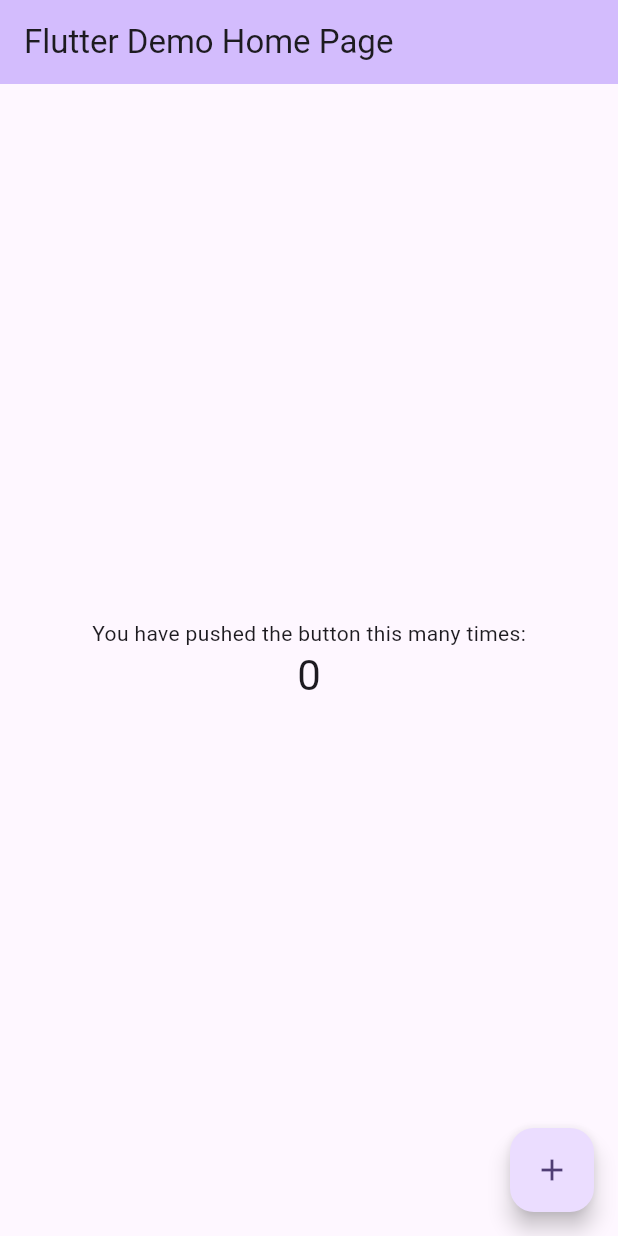
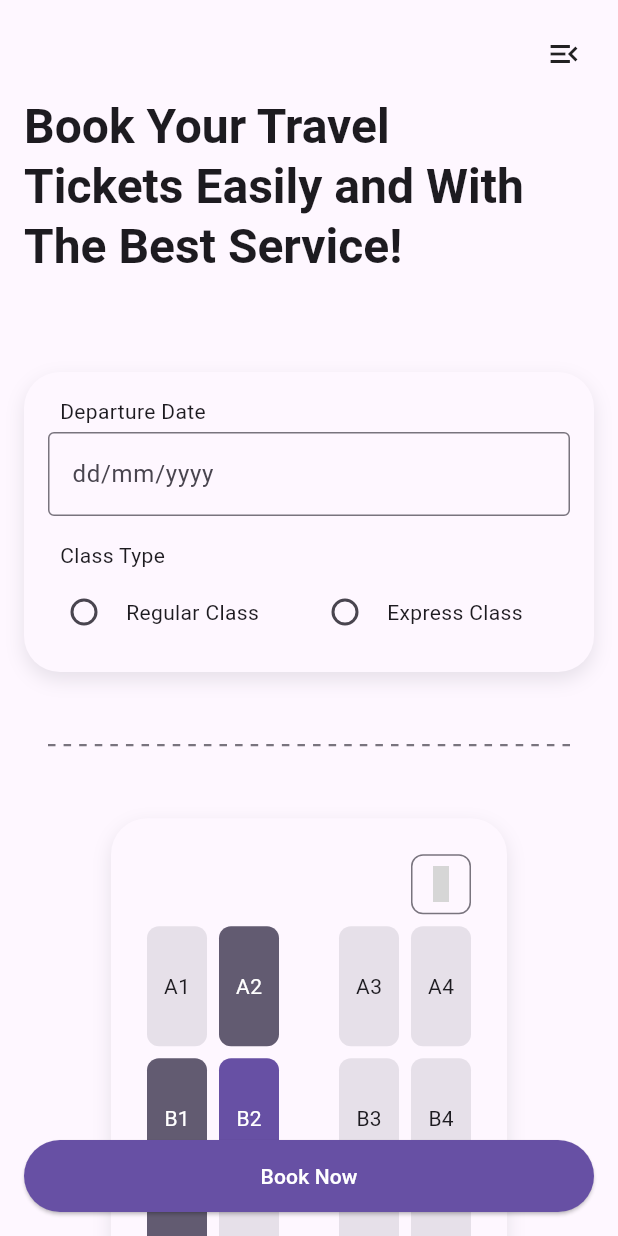
Before and after one commit to husainazkas/timedoor_test, a Flutter app: the screen it shows after launch, on a phone screen of 412 x 824 dp. Run offline on Flutter 3.47's test engine with Material 3 defaults, Android fonts, the phone set to English and light mode, and no system bars; our stand-ins replace go_router, material_symbols_icons; grey boxes are pictures that could not be loaded.

Commit message:
feat: finishing UI

```diff
--- a/lib/main.dart
+++ b/lib/main.dart
@@ -1,122 +1,14 @@
+import 'dart:async';
+
 import 'package:flutter/material.dart';
 
+import 'presentation/app.dart';
+
 void main() {
-  runApp(const MyApp());
+  // Better use [runZonedGuarded] if we collect crachlytics information
+  runZoned(() {
+    WidgetsFlutterBinding.ensureInitialized();
+
+    runApp(const App());
+  });
 }
-
-class MyApp extends StatelessWidget {
-  const MyApp({super.key});
-
-  // This widget is the root of your application.
-  @override
-  Widget build(BuildContext context) {
-    return MaterialApp(
-      title: 'Flutter Demo',
-      theme: ThemeData(
-        // This is the theme of your application.
-        //
-        // TRY THIS: Try running your application with "flutter run". You'll see
-        // the application has a purple toolbar. Then, without quitting the app,
-        // try changing the seedColor in the colorScheme below to Colors.green
-        // and then invoke "hot reload" (save your changes or press the "hot
-        // reload" button in a Flutter-supported IDE, or press "r" if you used
-        // the command line to start the app).
-        //
-        // Notice that the counter didn't reset back to zero; the application
-        // state is not lost during the reload. To reset the state, use hot
-        // restart instead.
-        //
-        // This works for code too, not just values: Most code changes can be
-        // tested with just a hot reload.
-        colorScheme: ColorScheme.fromSeed(seedColor: Colors.deepPurple),
-      ),
-      home: const MyHomePage(title: 'Flutter Demo Home Page'),
-    );
-  }
-}
-
-class MyHomePage extends StatefulWidget {
-  const MyHomePage({super.key, required this.title});
-
-  // This widget is the home page of your application. It is stateful, meaning
-  // that it has a State object (defined below) that contains fields that affect
-  // how it looks.
-
-  // This class is the configuration for the state. It holds the values (in this
-  // case the title) provided by the parent (in this case the App widget) and
-  // used by the build method of the State. Fields in a Widget subclass are
-  // always marked "final".
-
-  final String title;
-
-  @override
-  State<MyHomePage> createState() => _MyHomePageState();
-}
-
-class _MyHomePageState extends State<MyHomePage> {
-  int _counter = 0;
-
-  void _incrementCounter() {
-    setState(() {
-      // This call to setState tells the Flutter framework that something has
-      // changed in this State, which causes it to rerun the build method below
-      // so that the display can reflect the updated values. If we changed
-      // _counter without calling setState(), then the build method would not be
-      // called again, and so nothing would appear to happen.
-      _counter++;
-    });
-  }
-
-  @override
-  Widget build(BuildContext context) {
-    // This method is rerun every time setState is called, for instance as done
-    // by the _incrementCounter method above.
-    //
-    // The Flutter framework has been optimized to make rerunning build methods
-    // fast, so that you can just rebuild anything that needs updating rather
-    // than having to individually change instances of widgets.
-    return Scaffold(
-      appBar: AppBar(
-        // TRY THIS: Try changing the color here to a specific color (to
-        // Colors.amber, perhaps?) and trigger a hot reload to see the AppBar
-        // change color while the other colors stay the same.
-        backgroundColor: Theme.of(context).colorScheme.inversePrimary,
-        // Here we take the value from the MyHomePage object that was created by
-        // the App.build method, and use it to set our appbar title.
-        title: Text(widget.title),
-      ),
-      body: Center(
-        // Center is a layout widget. It takes a single child and positions it
-        // in the middle of the parent.
-        child: Column(
-          // Column is also a layout widget. It takes a list of children and
-          // arranges them vertically. By default, it sizes itself to fit its
-          // children horizontally, and tries to be as tall as its parent.
-          //
-          // Column has various properties to control how it sizes itself and
-          // how it positions its children. Here we use mainAxisAlignment to
-          // center the children vertically; the main axis here is the vertical
-          // axis because Columns are vertical (the cross axis would be
-          // horizontal).
-          //
-          // TRY THIS: Invoke "debug painting" (choose the "Toggle Debug Paint"
-          // action in the IDE, or press "p" in the console), to see the
-          // wireframe for each widget.
-          mainAxisAlignment: MainAxisAlignment.center,
-          children: <Widget>[
-            const Text('You have pushed the button this many times:'),
-            Text(
-              '$_counter',
-              style: Theme.of(context).textTheme.headlineMedium,
-            ),
-          ],
-        ),
-      ),
-      floatingActionButton: FloatingActionButton(
-        onPressed: _incrementCounter,
-        tooltip: 'Increment',
-        child: const Icon(Icons.add),
-      ), // This trailing comma makes auto-formatting nicer for build methods.
-    );
-  }
-}
--- /dev/null
+++ b/lib/presentation/app.dart
@@ -0,0 +1,22 @@
+import 'package:flutter/material.dart';
+
+import 'resources/theme.dart';
+import 'routes/router.dart';
+
+class App extends StatelessWidget {
+  const App({super.key});
+
+  @override
+  Widget build(BuildContext context) {
+    return GestureDetector(
+      onTap: FocusManager.instance.primaryFocus?.unfocus,
+      child: MaterialApp.router(
+        title: 'Timedoor Test',
+        routerConfig: router,
+        theme: AppTheme.lightTheme,
+        darkTheme: AppTheme.darkTheme,
+        themeMode: ThemeMode.light,
+      ),
+    );
+  }
+}
--- /dev/null
+++ b/lib/presentation/pages/home/home_page.dart
@@ -0,0 +1,364 @@
+import 'package:flutter/material.dart';
+import 'package:material_symbols_icons/material_symbols_icons.dart';
+
+import '../../widgets/confirmation_book_dialog.dart';
+import '../../widgets/dotted_seperator.dart';
+import '../../widgets/dynamic_container.dart';
+
+class HomePage extends StatelessWidget {
+  const HomePage({super.key});
+
+  @override
+  Widget build(BuildContext context) {
+    return Scaffold(
+      body: SingleChildScrollView(
+        padding: MediaQuery.viewPaddingOf(context),
+        child: Stack(
+          children: [
+            Column(
+              children: [
+                Padding(
+                  padding: const EdgeInsets.fromLTRB(
+                    16.0,
+                    64.0,
+                    8.0 + kMinInteractiveDimension,
+                    16.0,
+                  ),
+                  child: Text(
+                    'Book Your Travel Tickets Easily and With The Best Service!',
+                    style: Theme.of(context).textTheme.headlineLarge?.copyWith(
+                      fontWeight: FontWeight.w700,
+                    ),
+                  ),
+                ),
+                const SizedBox(height: 32.0),
+                Padding(
+                  padding: const EdgeInsets.all(16.0),
+                  child: DynamicContainer(
+                    child: Column(
+                      spacing: 16.0,
+                      children: [
+                        const Column(
+                          spacing: 4.0,
+                          crossAxisAlignment: CrossAxisAlignment.start,
+                          mainAxisSize: MainAxisSize.min,
+                          children: [
+                            Padding(
+                              padding: EdgeInsets.only(left: 8.0),
+                              child: Text('Departure Date'),
+                            ),
+                            TextField(
+                              readOnly: true,
+                              decoration: InputDecoration(
+                                hintText: 'dd/mm/yyyy',
+                              ),
+                            ),
+                          ],
+                        ),
+                        Column(
+                          spacing: 4.0,
+                          crossAxisAlignment: CrossAxisAlignment.start,
+                          mainAxisSize: MainAxisSize.min,
+                          children: [
+                            const Padding(
+                              padding: EdgeInsets.only(left: 8.0),
+                              child: Text('Class Type'),
+                            ),
+                            RadioGroup<int>(
+                              onChanged: (value) {},
+                              child: Row(
+                                children:
+                                    {1: 'Regular Class', 2: 'Express Class'}
+                                        .entries
+                                        .map(
+                                          (e) => _HorizontalRadioItem(
+                                            value: e.key,
+                                            label: e.value,
+                                            onTap: () {},
+                                          ),
+                                        )
+                                        .toList(),
+                              ),
+                            ),
+                          ],
+                        ),
+                      ],
+                    ),
+                  ),
+                ),
+                const SizedBox(height: 32.0),
+                Padding(
+                  padding: const EdgeInsets.symmetric(horizontal: 32.0),
+                  child: DottedSeparator(
+                    height: 1.5,
+                    color: Theme.of(context).dividerColor,
+                    // color: ColorScheme.of(
+                    //   context,
+                    // ).inverseSurface.withAlpha(255 * 1 ~/ 3),
+                  ),
+                ),
+                const SizedBox(height: 32.0),
+                Padding(
+                  padding: const EdgeInsets.all(16.0),
+                  child: DynamicContainer(
+                    padding: const EdgeInsets.all(24.0),
+                    child: Column(
+                      spacing: 8.0,
+                      crossAxisAlignment: CrossAxisAlignment.end,
+                      children: [
+                        SizedBox.square(
+                          dimension: 40.0,
+                          child: DecoratedBox(
+                            decoration: BoxDecoration(
+                              border: Border.all(
+                                color: Theme.of(context).dividerColor,
+                              ),
+                              borderRadius: const BorderRadius.all(
+                                Radius.circular(8.0),
+                              ),
+                            ),
+                            child: const Icon(Symbols.search_hands_free),
+                          ),
+                        ),
+                        _GridSeat(
+                          corridorWidth: 40.0,
+                          spacing: 8.0,
+                          colCount: 4,
+                          rowCount: 3,
+                          seatWidth: 40.0,
+                          seatHeight: 80.0,
+                          disabledSeat: {1, 4, 8, 13},
+                          selectedIndex: 5,
+                          onSelected: (value) {},
+                        ),
+                        const Padding(
+                          padding: EdgeInsets.only(top: 12.0),
+                          child: Text(
+                            'Total Price: Rp 170.000',
+                            style: TextStyle(fontWeight: FontWeight.w700),
+                          ),
+                        ),
+                      ],
+                    ),
+                  ),
+                ),
+                const SizedBox(height: kMinInteractiveDimension + 16.0),
+              ],
+            ),
+            Positioned(
+              top: 8.0,
+              right: 8.0,
+              child: PopupMenuButton<int>(
+                onSelected: (value) => switch (value) {
+                  0 => null,
+                  _ => null,
+                },
+                itemBuilder: (context) => {0: 'Reset All Seat'}.entries
+                    .map(
+                      (e) => PopupMenuItem(value: e.key, child: Text(e.value)),
+                    )
+                    .toList(),
+                icon: const Icon(Icons.menu_open),
+                position: PopupMenuPosition.under,
+                constraints: BoxConstraints(
+                  maxWidth: MediaQuery.widthOf(context) / 2,
+                  minWidth: kToolbarHeight + 100,
+                ),
+                padding: const EdgeInsets.all(16.0),
+              ),
+            ),
+          ],
+        ),
+      ),
+      floatingActionButtonLocation: FloatingActionButtonLocation.centerFloat,
+      floatingActionButton: SizedBox(
+        width: double.infinity,
+        height: kMinInteractiveDimension,
+        child: Padding(
+          padding: const EdgeInsets.symmetric(horizontal: 16.0),
+          child: ElevatedButton(
+            style: ElevatedButton.styleFrom(
+              backgroundColor: ColorScheme.of(context).primary,
+              foregroundColor: ColorScheme.of(context).onPrimary,
+            ),
+            onPressed: () => showConfirmationBookDialog(context),
+            child: const Text('Book Now'),
+          ),
+        ),
+      ),
+    );
+  }
+}
+
+class _HorizontalRadioItem<T> extends StatelessWidget {
+  final T value;
+  final String label;
+  final VoidCallback? onTap;
+
+  const _HorizontalRadioItem({
+    super.key,
+    required this.value,
+    required this.label,
+    this.onTap,
+  });
+
+  @override
+  Widget build(BuildContext context) {
+    return Expanded(
+      child: Row(
+        mainAxisSize: MainAxisSize.min,
+        children: [
+          Radio(value: value),
+          Material(
+            type: MaterialType.transparency,
+            child: InkWell(
+              onTap: onTap,
+              borderRadius: const BorderRadius.all(Radius.circular(4.0)),
+              child: Padding(
+                padding: const EdgeInsets.symmetric(horizontal: 4.0),
+                child: Text(label),
+              ),
+            ),
+          ),
+        ],
+      ),
+    );
+  }
+}
+
+class _GridSeat extends StatelessWidget {
+  const _GridSeat({
+    required this.corridorWidth,
+    required this.spacing,
+    required this.colCount,
+    required this.rowCount,
+    required this.seatWidth,
+    required this.seatHeight,
+    this.disabledSeat = const {},
+    this.selectedIndex,
+    this.onSelected,
+  }) : assert(
+         colCount % 2 == 0,
+         'Currently only support even numbers of column seat',
+       );
+
+  final double corridorWidth;
+  final double spacing;
+  final int colCount;
+  final int rowCount;
+  final double seatWidth;
+  final double seatHeight;
+
+  final Set<int> disabledSeat;
+  final int? selectedIndex;
+  final ValueChanged<int>? onSelected;
+
+  @override
+  Widget build(BuildContext context) {
+    return Column(
+      spacing: spacing,
+      children: List.generate(
+        rowCount,
+        (rowIndex) => Row(
+          spacing: corridorWidth,
+          mainAxisSize: MainAxisSize.min,
+          children: [
+            Row(
+              spacing: spacing,
+              mainAxisAlignment: MainAxisAlignment.center,
+              children: List.generate(colCount ~/ 2, (leftColIndex) {
+                final index = getIndex(rowIndex, leftColIndex);
+                return SizedBox(
+                  width: seatWidth,
+                  height: seatHeight,
+                  child: Material(
+                    clipBehavior: Clip.hardEdge,
+                    color: disabledSeat.any((e) => e == index)
+                        ? ColorScheme.of(context).secondary
+                        : selectedIndex == index
+                        ? ColorScheme.of(context).primary
+                        : ColorScheme.of(context).surfaceContainerHighest,
+                    borderRadius: const BorderRadius.all(Radius.circular(8.0)),
+                    child: InkWell(
+                      onTap: onSelected == null
+                          ? null
+                          : () => onSelected!(index),
+                      child: Center(
+                        child: Text(
+                          '${getRowLabel(rowIndex)}${leftColIndex + 1}',
+                          style: TextStyle(
+                            color: disabledSeat.any((e) => e == index)
+                                ? ColorScheme.of(context).onSecondary
+                                : selectedIndex == index
+                                ? ColorScheme.of(context).onPrimary
+                                : null,
+                          ),
+                        ),
+                      ),
+                    ),
+                  ),
+                );
+              }),
+            ),
+            Row(
+              spacing: spacing,
+              mainAxisAlignment: MainAxisAlignment.center,
+              children: List.generate(colCount ~/ 2, (rightColIndex) {
+                final index = getIndex(rowIndex, rightColIndex, true);
+                return SizedBox(
+                  width: seatWidth,
+                  height: seatHeight,
+                  child: Material(
+                    clipBehavior: Clip.hardEdge,
+                    color: disabledSeat.any((e) => e == index)
+                        ? ColorScheme.of(context).secondary
+                        : selectedIndex == index
+                        ? ColorScheme.of(context).primary
+                        : ColorScheme.of(context).surfaceContainerHighest,
+                    borderRadius: const BorderRadius.all(Radius.circular(8.0)),
+                    child: InkWell(
+                      onTap: onSelected == null
+                          ? null
+                          : () => onSelected!(index),
+                      child: Center(
+                        child: Text(
+                          '${getRowLabel(rowIndex)}${rightColIndex + colCount ~/ 2 + 1}',
+                          style: TextStyle(
+                            color: disabledSeat.any((e) => e == index)
+                                ? ColorScheme.of(context).onSecondary
+                                : selectedIndex == index
+                                ? ColorScheme.of(context).onPrimary
+                                : null,
+                          ),
+                        ),
+                      ),
+                    ),
+                  ),
+                );
+              }),
+            ),
+          ],
+        ),
+      ),
+    );
+  }
+
+  String getRowLabel(int index) {
+    const letters = 'ABCDEFGHIJKLMNOPQRSTUVWXYZ';
+    var label = '';
+
+    while (index >= 0) {
+      final remainder = index % letters.length;
+      label = letters[remainder] + label;
+      index = (index ~/ 26) - 1;
+    }
+
+    return label;
+  }
+
+  int getIndex(int rowIndex, int colIndex, [bool isRight = false]) {
+    final index = rowIndex * colCount + colIndex;
+    if (isRight) return index + colCount ~/ 2;
+    return index;
+  }
+}
--- /dev/null
+++ b/lib/presentation/resources/theme.dart
@@ -0,0 +1,23 @@
+import 'package:flutter/material.dart';
+
+abstract final class AppTheme {
+  static ThemeData get lightTheme {
+    final baseTheme = ThemeData();
+    return _createTheme(baseTheme);
+  }
+
+  static ThemeData get darkTheme {
+    final baseTheme = ThemeData.dark();
+    return _createTheme(baseTheme);
+  }
+
+  static ThemeData _createTheme(ThemeData baseTheme) {
+    return baseTheme.copyWith(
+      inputDecorationTheme: _createInputDecorationTheme(baseTheme),
+    );
+  }
+
+  static InputDecorationTheme _createInputDecorationTheme(ThemeData baseTheme) {
+    return const InputDecorationTheme(border: OutlineInputBorder());
+  }
+}
--- /dev/null
+++ b/lib/presentation/routes/router.dart
@@ -0,0 +1,12 @@
+import 'package:flutter/widgets.dart';
+import 'package:go_router/go_router.dart';
+
+import '../pages/home/home_page.dart';
+
+final navKey = GlobalKey<NavigatorState>();
+
+final router = GoRouter(
+  navigatorKey: navKey,
+  initialLocation: '/',
+  routes: [GoRoute(path: '/', builder: (context, state) => const HomePage())],
+);
--- /dev/null
+++ b/lib/presentation/widgets/confirmation_book_dialog.dart
@@ -0,0 +1,27 @@
+import 'package:flutter/material.dart';
+import 'package:go_router/go_router.dart';
+
+Future<bool?> showConfirmationBookDialog(BuildContext context) {
+  return showDialog(
+    context: context,
+    builder: (context) => SimpleDialog(
+      title: const Text('Confirm your booking'),
+      contentPadding: const EdgeInsets.all(24.0),
+      children: [
+        const Text(
+          'Make sure all your travel details are correct before continuing.',
+        ),
+        const SizedBox(height: 24.0),
+        TextButton(
+          style: TextButton.styleFrom(
+            backgroundColor: ColorScheme.of(context).primary,
+            foregroundColor: ColorScheme.of(context).onPrimary,
+          ),
+          onPressed: () => context.pop(true),
+          child: const Text('Continue'),
+        ),
+        TextButton(onPressed: () => context.pop(), child: const Text('Cancel')),
+      ],
+    ),
+  );
+}
--- /dev/null
+++ b/lib/presentation/widgets/dotted_seperator.dart
@@ -0,0 +1,35 @@
+import 'package:flutter/material.dart';
+
+class DottedSeparator extends StatelessWidget {
+  final double height;
+  final Color color;
+
+  const DottedSeparator({
+    super.key,
+    this.height = 1,
+    this.color = Colors.black26,
+  });
+
+  @override
+  Widget build(BuildContext context) {
+    return LayoutBuilder(
+      builder: (context, constraints) {
+        final boxWidth = constraints.constrainWidth();
+        const dashWidth = 5.0;
+        final dashHeight = height;
+        final dashCount = (boxWidth / (2 * dashWidth)).floor();
+        return Flex(
+          mainAxisAlignment: MainAxisAlignment.spaceBetween,
+          direction: Axis.horizontal,
+          children: List.generate(dashCount, (_) {
+            return SizedBox(
+              width: dashWidth,
+              height: dashHeight,
+              child: DecoratedBox(decoration: BoxDecoration(color: color)),
+            );
+          }),
+        );
+      },
+    );
+  }
+}
--- /dev/null
+++ b/lib/presentation/widgets/dynamic_container.dart
@@ -0,0 +1,35 @@
+import 'package:flutter/material.dart';
+
+class DynamicContainer extends StatelessWidget {
+  const DynamicContainer({
+    super.key,
+    this.padding = const EdgeInsets.all(16.0),
+    this.child,
+  });
+
+  final EdgeInsetsGeometry padding;
+  final Widget? child;
+
+  @override
+  Widget build(BuildContext context) {
+    return DecoratedBox(
+      decoration: BoxDecoration(
+        color: ColorScheme.of(context).surface,
+        borderRadius: const BorderRadius.all(Radius.circular(24.0)),
+        boxShadow: Theme.brightnessOf(context) == Brightness.dark
+            ? null
+            : [
+                BoxShadow(
+                  color: ColorScheme.of(context).surfaceContainerHighest,
+                  blurRadius: 10,
+                  offset: const Offset(0, 5),
+                ),
+              ],
+        border: Theme.brightnessOf(context) == Brightness.dark
+            ? Border.all(color: Theme.of(context).dividerColor)
+            : null,
+      ),
+      child: Padding(padding: padding, child: child),
+    );
+  }
+}
```
Also changed, not shown: 1 other file.
